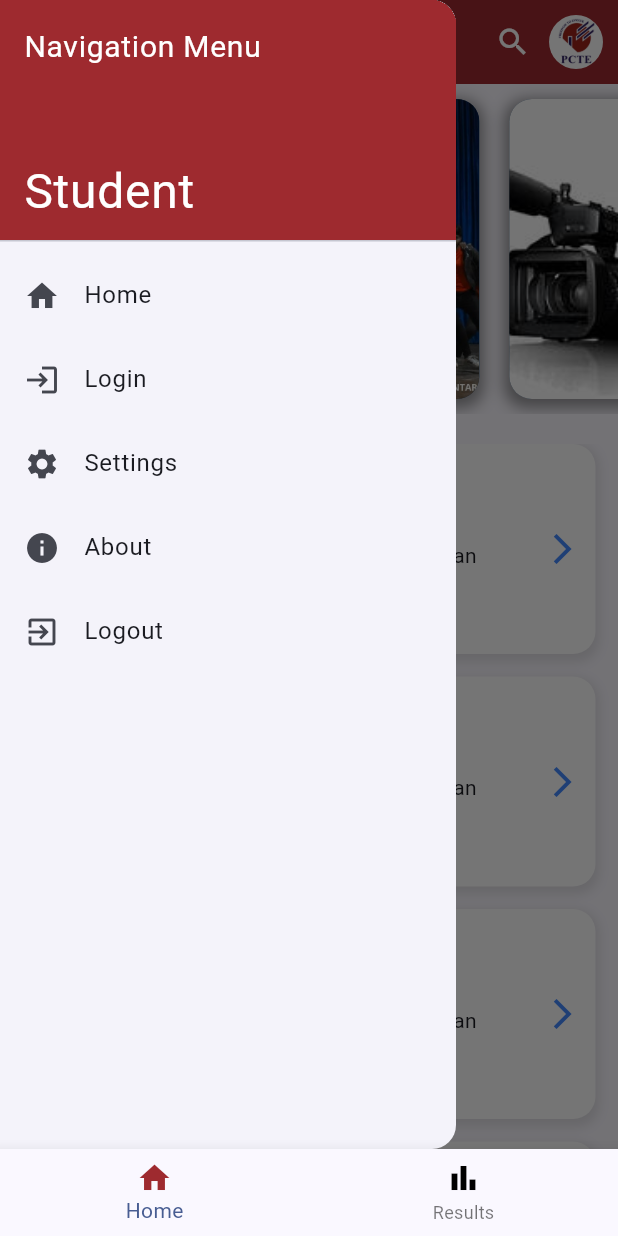
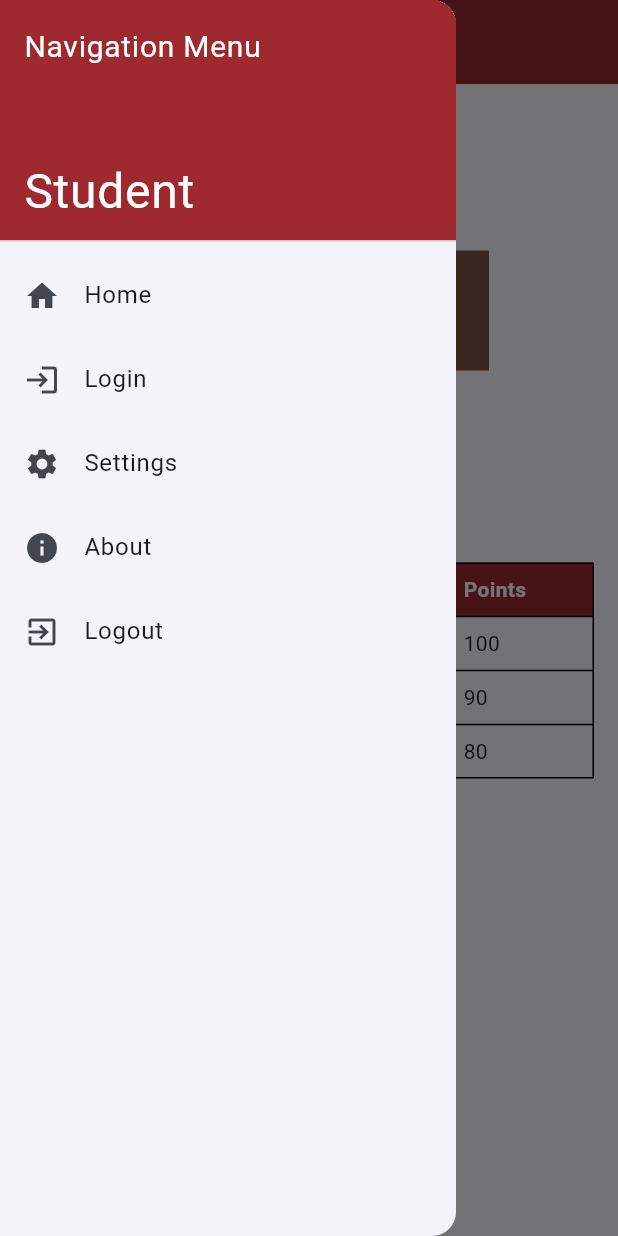
Before and after one commit to THExKIDD/pcte_event_management, a Flutter app: the screen it shows after launch, in the side drawer, after a tap on the "menu" icon, on a phone screen of 412 x 824 dp. Run offline on Flutter 3.47's test engine with Material 3 defaults, Android fonts, the phone set to English and light mode, and no system bars; our stand-ins replace animate_do, dio, flutter_dotenv, flutter_secure_storage; network calls fail.

Commit message:
juhi commit

```diff
--- a/lib/main_app.dart
+++ b/lib/main_app.dart
@@ -5,6 +5,7 @@ import 'package:pcte_event_management/Providers/pass_provider.dart';
 import 'package:pcte_event_management/ui/Event.dart';
 import 'package:pcte_event_management/ui/EventDetails.dart';
 import 'package:pcte_event_management/ui/bottomNavBar.dart';
+import 'package:pcte_event_management/ui/event_result.dart';
 import 'package:pcte_event_management/ui/result.dart';
 
 import 'package:pcte_event_management/ui/forgot_email.dart';
@@ -32,7 +33,7 @@ class MainApp extends StatelessWidget {
           ),
         ),
 
-        home: BottomNavBar(),
+        home: EventResultScreen(),
       ),
     );
   }
--- /dev/null
+++ b/lib/ui/event_result.dart
@@ -0,0 +1,177 @@
+import 'dart:convert';
+import 'package:flutter/material.dart';
+import 'package:http/http.dart' as http;
+import 'package:pcte_event_management/widgets/drawer_builder.dart';
+import 'login.dart';
+import 'package:animate_do/animate_do.dart';
+
+class EventResultScreen extends StatefulWidget {
+  const EventResultScreen({super.key});
+
+  @override
+  State<EventResultScreen> createState() => _EventResultScreenState();
+}
+
+class _EventResultScreenState extends State<EventResultScreen> {
+  List<Map<String, dynamic>> tableData = [];
+  bool isLoading = true;
+
+  @override
+  void initState() {
+    super.initState();
+    fetchEventResults();
+  }
+
+  Future<void> fetchEventResults() async {
+    try {
+      final response = await http.get(Uri.parse('YOUR_BACKEND_URL/event_results'));
+
+      if (response.statusCode == 200) {
+        final List<dynamic> data = json.decode(response.body);
+
+        setState(() {
+          tableData = data.isNotEmpty
+              ? data.map((e) => {
+            "position": e["position"].toString(),
+            "class": e["class"],
+            "points": e["points"].toString(),
+          }).toList()
+              : [];
+          isLoading = false;
+        });
+      } else {
+        throw Exception('Failed to load event results');
+      }
+    } catch (e) {
+      setState(() {
+        isLoading = false;
+        tableData = [
+          {"position": "1", "class": "A", "points": "100"},
+          {"position": "2", "class": "B", "points": "90"},
+          {"position": "3", "class": "C", "points": "80"},
+        ];
+      });
+      print('Error fetching event results: $e');
+    }
+  }
+
+  @override
+  Widget build(BuildContext context) {
+    return Scaffold(
+      appBar: AppBar(
+        backgroundColor: Color(0xFF9E2A2F),
+        title: const Text("Event Results", style: TextStyle(color: Colors.white, fontWeight: FontWeight.bold)),
+        centerTitle: true,
+        leading: Builder(
+          builder: (context) => IconButton(
+            icon: const Icon(Icons.menu),
+            onPressed: () {
+              Scaffold.of(context).openDrawer();
+            },
+            color: Colors.white,
+          ),
+        ),
+      ),
+      drawer: CustomDrawer(),
+      body: isLoading
+          ? const Center(child: CircularProgressIndicator())
+          : Column(
+        children: [
+          const SizedBox(height: 20),
+          const Text("Event Winners ", style: TextStyle(fontSize: 22, fontWeight: FontWeight.bold)),
+          const SizedBox(height: 20),
+          _buildWinnerStand(),
+          const SizedBox(height: 30),
+          const Text("Leaderboard", style: TextStyle(fontSize: 22, fontWeight: FontWeight.bold)),
+          const SizedBox(height: 20),
+          _buildLeaderboardTable(),
+        ],
+      ),
+    );
+  }
+
+  Widget _buildWinnerStand() {
+    return Row(
+      mainAxisAlignment: MainAxisAlignment.center,
+      crossAxisAlignment: CrossAxisAlignment.end,
+      children: [
+        _buildPodium(Colors.grey, 2, tableData[1]["class"]!),
+        _buildPodium(Colors.yellow, 1, tableData[0]["class"]!),
+        _buildPodium(Colors.brown, 3, tableData[2]["class"]!),
+      ],
+    );
+  }
+
+  Widget _buildPodium(Color color, int position, String className) {
+    return BounceInUp(
+      child: Column(
+        children: [
+          Container(
+            width: 80,
+            height: position == 1 ? 120 : (position == 2 ? 100 : 80),
+            color: color,
+            alignment: Alignment.center,
+            child: Text(
+              "$position",
+              style: const TextStyle(fontSize: 24, fontWeight: FontWeight.bold, color: Colors.white),
+            ),
+          ),
+          const SizedBox(height: 5),
+          Text(
+            className,
+            style: const TextStyle(fontSize: 18, fontWeight: FontWeight.bold),
+          )
+        ],
+      ),
+    );
+  }
+
+  Widget _buildLeaderboardTable() {
+    return Padding(
+      padding: const EdgeInsets.all(16.0),
+      child: Table(
+        border: TableBorder.all(),
+        columnWidths: const {
+          0: FlexColumnWidth(1),
+          1: FlexColumnWidth(2),
+          2: FlexColumnWidth(1),
+        },
+        children: [
+          const TableRow(
+            decoration: BoxDecoration(color: Color(0xFF9E2A2F)),
+            children: [
+              Padding(
+                padding: EdgeInsets.all(8.0),
+                child: Text("Position", style: TextStyle(fontWeight: FontWeight.bold, color: Colors.white)),
+              ),
+              Padding(
+                padding: EdgeInsets.all(8.0),
+                child: Text("Class", style: TextStyle(fontWeight: FontWeight.bold, color: Colors.white)),
+              ),
+              Padding(
+                padding: EdgeInsets.all(8.0),
+                child: Text("Points", style: TextStyle(fontWeight: FontWeight.bold, color: Colors.white)),
+              ),
+            ],
+          ),
+          ...tableData.map((data) => TableRow(
+            children: [
+              Padding(
+                padding: const EdgeInsets.all(8.0),
+                child: Text(data["position"]!),
+              ),
+              Padding(
+                padding: const EdgeInsets.all(8.0),
+                child: Text(data["class"]!),
+              ),
+              Padding(
+                padding: const EdgeInsets.all(8.0),
+                child: Text(data["points"]!),
+              ),
+            ],
+          )),
+        ],
+      ),
+    );
+  }
+}
--- a/pubspec.yaml
+++ b/pubspec.yaml
@@ -42,6 +42,7 @@ dependencies:
   flutter_dotenv: ^5.2.1
 
   flutter_secure_storage: ^9.2.4
+  animate_do: ^4.0.0
 
 
 dev_dependencies:
```
Also changed, not shown: pubspec.lock.
